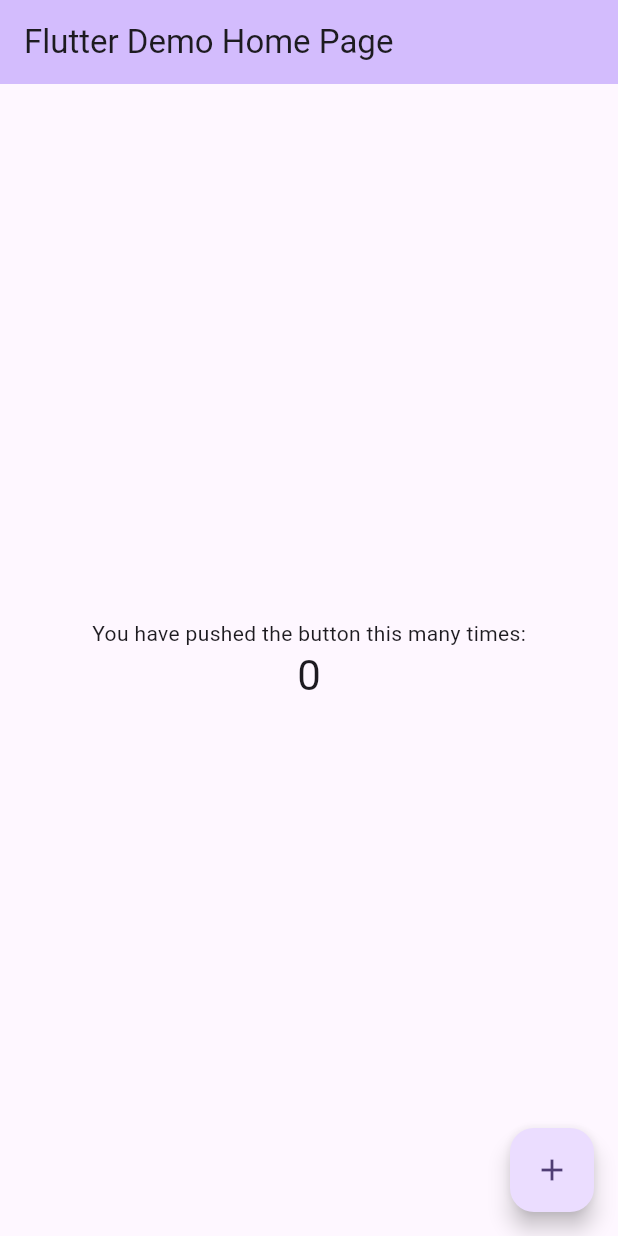
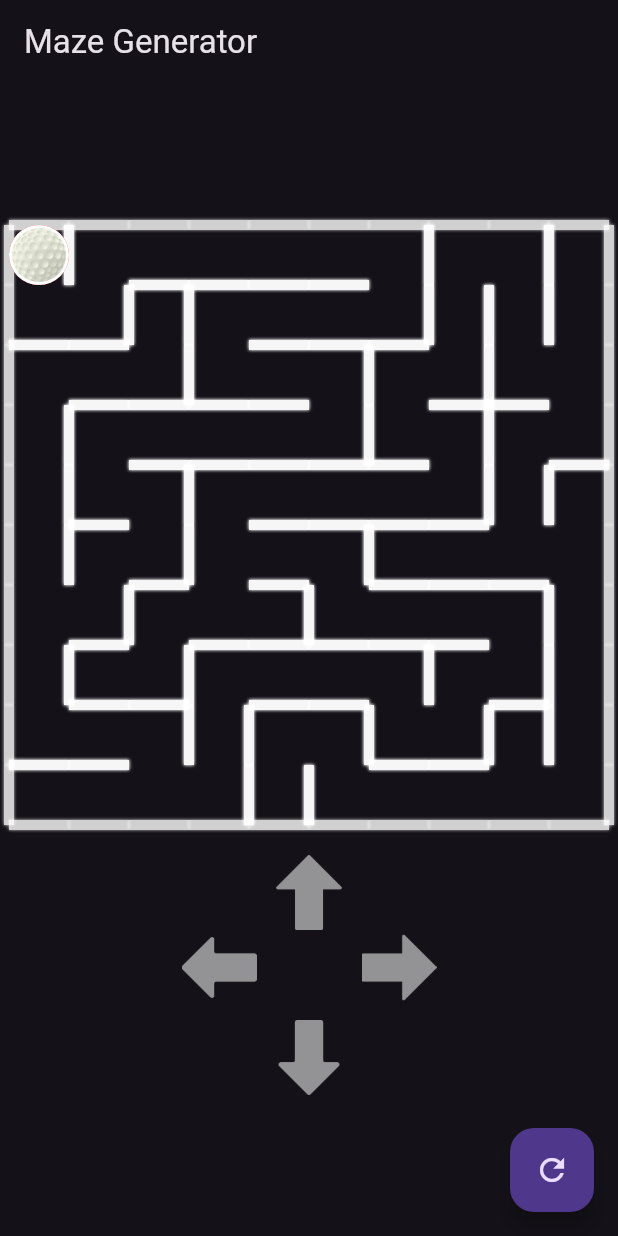
Before and after one commit to CharlyKeleb/MazePuzzle, a Flutter app: the screen it shows after launch, on a phone screen of 412 x 824 dp. Run offline on Flutter 3.47's test engine with Material 3 defaults, Android fonts, the phone set to English and light mode, and no system bars.

Commit message:
added a maze generator

```diff
--- a/lib/main.dart
+++ b/lib/main.dart
@@ -1,125 +1,23 @@
 import 'package:flutter/material.dart';
+import 'package:maze_puzzle/views/home.dart';
 
 void main() {
-  runApp(const MyApp());
+  runApp(const MazeApp());
 }
 
-class MyApp extends StatelessWidget {
-  const MyApp({super.key});
+class MazeApp extends StatelessWidget {
+  const MazeApp({super.key});
 
-  // This widget is the root of your application.
   @override
   Widget build(BuildContext context) {
     return MaterialApp(
-      title: 'Flutter Demo',
+      title: 'Maze Generator',
+      debugShowCheckedModeBanner: false,
       theme: ThemeData(
-        // This is the theme of your application.
-        //
-        // TRY THIS: Try running your application with "flutter run". You'll see
-        // the application has a purple toolbar. Then, without quitting the app,
-        // try changing the seedColor in the colorScheme below to Colors.green
-        // and then invoke "hot reload" (save your changes or press the "hot
-        // reload" button in a Flutter-supported IDE, or press "r" if you used
-        // the command line to start the app).
-        //
-        // Notice that the counter didn't reset back to zero; the application
-        // state is not lost during the reload. To reset the state, use hot
-        // restart instead.
-        //
-        // This works for code too, not just values: Most code changes can be
-        // tested with just a hot reload.
-        colorScheme: ColorScheme.fromSeed(seedColor: Colors.deepPurple),
-        useMaterial3: true,
+        primarySwatch: Colors.blue,
+        brightness: Brightness.dark,
       ),
-      home: const MyHomePage(title: 'Flutter Demo Home Page'),
+      home: const MazeHomePage(),
     );
   }
 }
-
-class MyHomePage extends StatefulWidget {
-  const MyHomePage({super.key, required this.title});
-
-  // This widget is the home page of your application. It is stateful, meaning
-  // that it has a State object (defined below) that contains fields that affect
-  // how it looks.
-
-  // This class is the configuration for the state. It holds the values (in this
-  // case the title) provided by the parent (in this case the App widget) and
-  // used by the build method of the State. Fields in a Widget subclass are
-  // always marked "final".
-
-  final String title;
-
-  @override
-  State<MyHomePage> createState() => _MyHomePageState();
-}
-
-class _MyHomePageState extends State<MyHomePage> {
-  int _counter = 0;
-
-  void _incrementCounter() {
-    setState(() {
-      // This call to setState tells the Flutter framework that something has
-      // changed in this State, which causes it to rerun the build method below
-      // so that the display can reflect the updated values. If we changed
-      // _counter without calling setState(), then the build method would not be
-      // called again, and so nothing would appear to happen.
-      _counter++;
-    });
-  }
-
-  @override
-  Widget build(BuildContext context) {
-    // This method is rerun every time setState is called, for instance as done
-    // by the _incrementCounter method above.
-    //
-    // The Flutter framework has been optimized to make rerunning build methods
-    // fast, so that you can just rebuild anything that needs updating rather
-    // than having to individually change instances of widgets.
-    return Scaffold(
-      appBar: AppBar(
-        // TRY THIS: Try changing the color here to a specific color (to
-        // Colors.amber, perhaps?) and trigger a hot reload to see the AppBar
-        // change color while the other colors stay the same.
-        backgroundColor: Theme.of(context).colorScheme.inversePrimary,
-        // Here we take the value from the MyHomePage object that was created by
-        // the App.build method, and use it to set our appbar title.
-        title: Text(widget.title),
-      ),
-      body: Center(
-        // Center is a layout widget. It takes a single child and positions it
-        // in the middle of the parent.
-        child: Column(
-          // Column is also a layout widget. It takes a list of children and
-          // arranges them vertically. By default, it sizes itself to fit its
-          // children horizontally, and tries to be as tall as its parent.
-          //
-          // Column has various properties to control how it sizes itself and
-          // how it positions its children. Here we use mainAxisAlignment to
-          // center the children vertically; the main axis here is the vertical
-          // axis because Columns are vertical (the cross axis would be
-          // horizontal).
-          //
-          // TRY THIS: Invoke "debug painting" (choose the "Toggle Debug Paint"
-          // action in the IDE, or press "p" in the console), to see the
-          // wireframe for each widget.
-          mainAxisAlignment: MainAxisAlignment.center,
-          children: <Widget>[
-            const Text(
-              'You have pushed the button this many times:',
-            ),
-            Text(
-              '$_counter',
-              style: Theme.of(context).textTheme.headlineMedium,
-            ),
-          ],
-        ),
-      ),
-      floatingActionButton: FloatingActionButton(
-        onPressed: _incrementCounter,
-        tooltip: 'Increment',
-        child: const Icon(Icons.add),
-      ), // This trailing comma makes auto-formatting nicer for build methods.
-    );
-  }
-}
--- /dev/null
+++ b/lib/models/cell_model.dart
@@ -0,0 +1,45 @@
+import 'package:maze_puzzle/models/enums/direction.dart';
+
+// Class representing a cell in the maze grid
+class Cell {
+  final int x, y;
+  bool visited = false;
+  bool topWall = true;
+  bool bottomWall = true;
+  bool leftWall = true;
+  bool rightWall = true;
+
+  Cell(this.x, this.y);
+
+  void removeWall(Direction direction) {
+    // Remove wall in the specified direction
+    switch (direction) {
+      case Direction.up:
+        topWall = false;
+        break;
+      case Direction.down:
+        bottomWall = false;
+        break;
+      case Direction.left:
+        leftWall = false;
+        break;
+      case Direction.right:
+        rightWall = false;
+        break;
+    }
+  }
+
+  bool hasWall(Direction direction) {
+    // Check if the cell has a wall in the specified direction
+    switch (direction) {
+      case Direction.up:
+        return topWall;
+      case Direction.down:
+        return bottomWall;
+      case Direction.left:
+        return leftWall;
+      case Direction.right:
+        return rightWall;
+    }
+  }
+}
--- /dev/null
+++ b/lib/models/enums/direction.dart
@@ -0,0 +1,6 @@
+enum Direction {
+  up,
+  down,
+  left,
+  right,
+}
--- /dev/null
+++ b/lib/views/home.dart
@@ -0,0 +1,269 @@
+import 'dart:math';
+
+import 'package:flutter/material.dart';
+import 'package:maze_puzzle/components/maze_painter.dart';
+
+import 'package:maze_puzzle/models/cell_model.dart';
+import 'package:maze_puzzle/models/enums/direction.dart';
+
+class MazeHomePage extends StatefulWidget {
+  const MazeHomePage({Key? key}) : super(key: key);
+
+  @override
+  State<MazeHomePage> createState() => _MazeHomePageState();
+}
+
+class _MazeHomePageState extends State<MazeHomePage>
+    with SingleTickerProviderStateMixin {
+  static const int _mazeWidth = 10;
+  static const int _mazeHeight = 10;
+  static const double _cellSize = 40.0;
+
+  late List<List<Cell>> _grid;
+  late AnimationController _controller;
+  late Animation<double> _animation;
+  final Random _random = Random();
+
+  int _playerX = 0;
+  int _playerY = 0;
+
+  @override
+  void initState() {
+    super.initState();
+    _initializeGrid();
+    _controller = AnimationController(
+      duration: const Duration(seconds: 10),
+      vsync: this,
+    );
+    _animation = Tween<double>(begin: 0, end: 1).animate(_controller)
+      ..addListener(() {
+        setState(() {});
+      });
+    _controller.forward();
+  }
+
+  void _initializeGrid() {
+    // Initialize the grid with cells
+    _grid = List.generate(
+      _mazeHeight,
+      (y) => List.generate(_mazeWidth, (x) => Cell(x, y)),
+    );
+    // Generate the maze starting from the top-left corner
+    _generateMaze(0, 0);
+  }
+
+  void _generateMaze(int startX, int startY) {
+    _visitCell(startX, startY);
+  }
+
+  void _visitCell(int x, int y) {
+    // Mark the current cell as visited
+    _grid[y][x].visited = true;
+    var directions = _shuffleDirections();
+
+    // Visit neighboring cells in random order
+    for (var direction in directions) {
+      var nx = x + direction.dx;
+      var ny = y + direction.dy;
+
+      if (_isInside(nx, ny) && !_grid[ny][nx].visited) {
+        _grid[y][x].removeWall(direction);
+        _grid[ny][nx].removeWall(direction.opposite);
+        _visitCell(nx, ny);
+      }
+    }
+  }
+
+  List<Direction> _shuffleDirections() {
+    // Shuffle the directions (up, down, left, right)
+    var directions = Direction.values.toList();
+    directions.shuffle(_random);
+    return directions;
+  }
+
+  bool _isInside(int x, int y) {
+    // Check if the coordinates are within the maze boundaries
+    return x >= 0 && x < _mazeWidth && y >= 0 && y < _mazeHeight;
+  }
+
+  void _generateNewMaze() {
+    // Reset animation and regenerate the maze
+    _controller.reset();
+    _initializeGrid();
+    _controller.forward();
+    setState(() {
+      _playerX = 0;
+      _playerY = 0;
+    });
+  }
+
+  void _movePlayer(Direction direction) {
+    var newX = _playerX + direction.dx;
+    var newY = _playerY + direction.dy;
+
+    if (_isInside(newX, newY)) {
+      var currentCell = _grid[_playerY][_playerX];
+      var targetCell = _grid[newY][newX];
+
+      if (!currentCell.hasWall(direction)) {
+        // Move the player if the target cell has no wall in the direction
+        setState(() {
+          _playerX = newX;
+          _playerY = newY;
+        });
+
+        // Check if the player has reached the bottom-right corner
+        if (_playerX == _mazeWidth - 1 && _playerY == _mazeHeight - 1) {
+          ScaffoldMessenger.of(context).showSnackBar(
+            const SnackBar(content: Text('You have solved the maze!')),
+          );
+          _generateNewMaze();
+        }
+      }
+    }
+  }
+
+  @override
+  Widget build(BuildContext context) {
+    return Scaffold(
+      appBar: AppBar(
+        title: const Text('Maze Generator'),
+      ),
+      body: Center(
+        child: Column(
+          mainAxisAlignment: MainAxisAlignment.center,
+          children: [
+            // Maze grid and player indicator
+            Stack(
+              children: [
+                CustomPaint(
+                  size: const Size(
+                    _mazeWidth * _cellSize,
+                    _mazeHeight * _cellSize,
+                  ),
+                  painter: MazePainter(_grid, _animation.value),
+                ),
+                Positioned(
+                  left: _playerX * _cellSize,
+                  top: _playerY * _cellSize,
+                  child: Container(
+                    width: _cellSize,
+                    height: _cellSize,
+                    decoration: const BoxDecoration(
+                      color: Colors.red,
+                      shape: BoxShape.circle,
+                      image: DecorationImage(
+                        image: AssetImage('assets/images/web.png'),
+                      ),
+                    ),
+                  ),
+                ),
+              ],
+            ),
+            const SizedBox(height: 20),
+            // Control buttons for player movement
+            _buildControlButtons(),
+          ],
+        ),
+      ),
+      floatingActionButton: FloatingActionButton(
+        onPressed: _generateNewMaze,
+        child: const Icon(Icons.refresh),
+      ),
+    );
+  }
+
+  // Widget for rendering control buttons (arrows)
+  Widget _buildControlButtons() {
+    return Column(
+      children: [
+        GestureDetector(
+          onTap: () => _movePlayer(Direction.up),
+          child: Image.asset(
+            'assets/images/up-arrow.png',
+            height: 50.0,
+            width: 50.0,
+            color: Colors.white54,
+          ),
+        ),
+        Row(
+          mainAxisAlignment: MainAxisAlignment.center,
+          children: [
+            GestureDetector(
+              onTap: () => _movePlayer(Direction.left),
+              child: Image.asset(
+                'assets/images/left-arrow.png',
+                height: 50.0,
+                width: 50.0,
+                color: Colors.white54,
+              ),
+            ),
+            const SizedBox(width: 70.0),
+            GestureDetector(
+              onTap: () => _movePlayer(Direction.right),
+              child: Image.asset(
+                'assets/images/right-arrow.png',
+                height: 50.0,
+                width: 50.0,
+                color: Colors.white54,
+              ),
+            ),
+          ],
+        ),
+        const SizedBox(height: 10.0),
+        GestureDetector(
+          onTap: () => _movePlayer(Direction.down),
+          child: Image.asset(
+            'assets/images/down-arrow.png',
+            height: 50.0,
+            width: 50.0,
+            color: Colors.white54,
+          ),
+        ),
+      ],
+    );
+  }
+
+  @override
+  void dispose() {
+    _controller.dispose();
+    super.dispose();
+  }
+}
+
+extension on Direction {
+  Direction get opposite {
+    switch (this) {
+      case Direction.up:
+        return Direction.down;
+      case Direction.down:
+        return Direction.up;
+      case Direction.left:
+        return Direction.right;
+      case Direction.right:
+        return Direction.left;
+    }
+  }
+
+  int get dx {
+    switch (this) {
+      case Direction.left:
+        return -1;
+      case Direction.right:
+        return 1;
+      default:
+        return 0;
+    }
+  }
+
+  int get dy {
+    switch (this) {
+      case Direction.up:
+        return -1;
+      case Direction.down:
+        return 1;
+      default:
+        return 0;
+    }
+  }
+}
--- a/pubspec.yaml
+++ b/pubspec.yaml
@@ -59,8 +59,8 @@ flutter:
   uses-material-design: true
 
   # To add assets to your application, add an assets section, like this:
-  # assets:
-  #   - images/a_dot_burr.jpeg
+  assets:
+    - assets/images/
   #   - images/a_dot_ham.jpeg
 
   # An image asset can refer to one or more resolution-specific "variants", see
```
Also changed, not shown: lib/components/maze_painter.dart (added, +69 -0 lines), assets/images/down-arrow.png (added), assets/images/left-arrow.png (added), assets/images/right-arrow.png (added), assets/images/up-arrow.png (added), assets/images/web.png (added).
